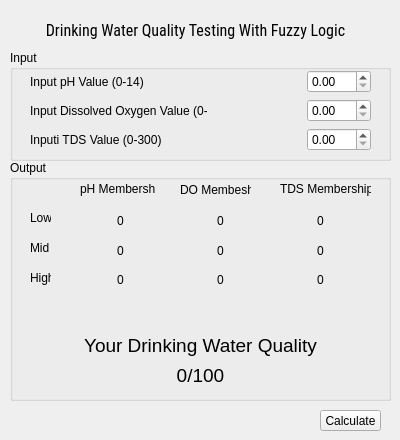
Qt form Manual Calculation/gui.ui (dickys11/drinking-water-quality) before a commit.
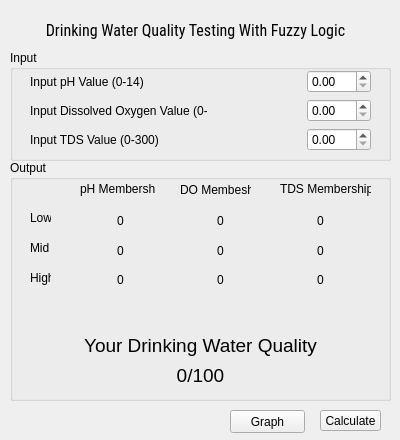
The same form after that commit.

Commit message: add graph function

Patch:
```diff
--- a/Manual Calculation/gui.ui
+++ b/Manual Calculation/gui.ui
@@ -119,7 +119,7 @@
       <item row="2" column="0">
        <widget class="QLabel" name="inputLabel_tds">
         <property name="text">
-         <string>Inputi TDS Value (0-300)</string>
+         <string>Input TDS Value (0-300)</string>
         </property>
        </widget>
       </item>
@@ -483,6 +483,19 @@
      </property>
     </widget>
    </widget>
+   <widget class="QPushButton" name="pushButton_showgraph">
+    <property name="geometry">
+     <rect>
+      <x>230</x>
+      <y>410</y>
+      <width>75</width>
+      <height>23</height>
+     </rect>
+    </property>
+    <property name="text">
+     <string>Graph</string>
+    </property>
+   </widget>
   </widget>
   <action name="actionNew">
    <property name="text">
```
The commit also changes 3 other files.
